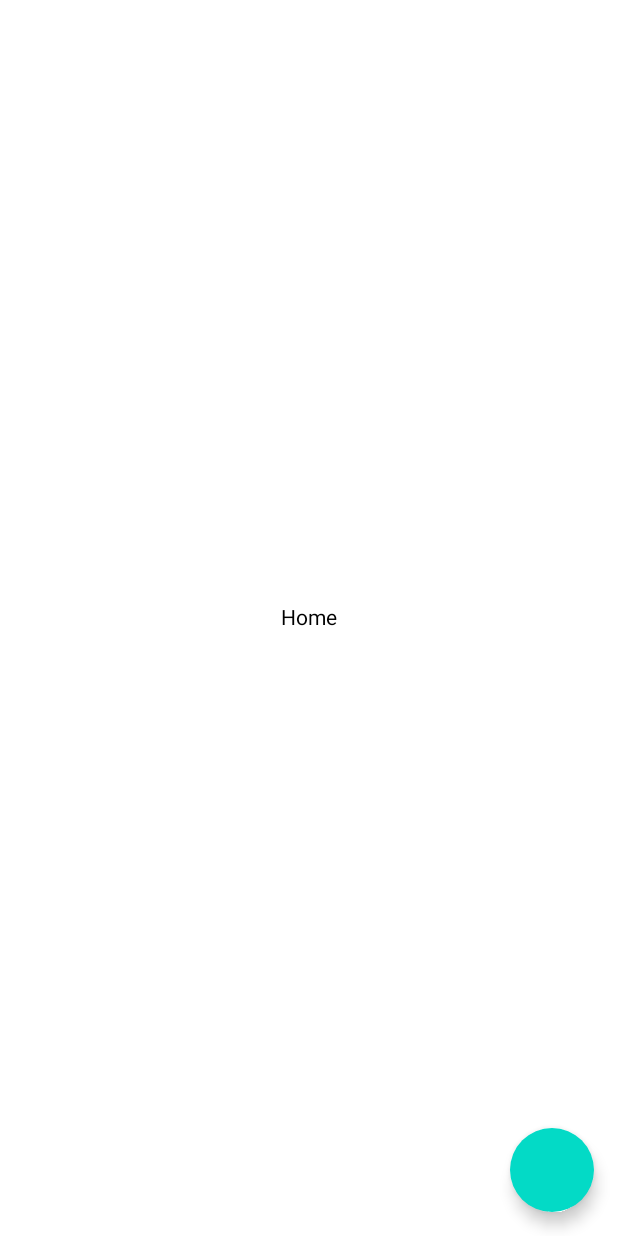
After one commit to BeeTrain/Rocketlab, an Android app built with Jetpack Compose: the composable HomeScreen shown on its own in the app's theme, on a phone screen of 412 x 824 dp. The commit adds this screen. Run offline under Robolectric (Android 15) with nearby library versions, the phone set to English and light mode, and no system bars; 3 statements that could not run were skipped.

Commit message:
#000008 added root component and few screens

```diff
--- a/buildSrc/src/main/kotlin/AppConfig.kt
+++ b/buildSrc/src/main/kotlin/AppConfig.kt
@@ -4,9 +4,9 @@ import org.gradle.api.JavaVersion
 object AppConfig {
     const val applicationId = "io.rocketlab"
 
-    const val compileSdkVersion = 32
+    const val compileSdkVersion = 33
     const val minSdkVersion = 26
-    const val targetSdkVersion = 32
+    const val targetSdkVersion = 33
 
     val javaVersion = JavaVersion.VERSION_11
 }
--- a/source/core/ui/build.gradle.kts
+++ b/source/core/ui/build.gradle.kts
@@ -1,3 +1,4 @@
+import AndroidDependencies.navigation
 import ComposeDependencies.compose
 import extension.setupCompose
 
@@ -9,4 +10,5 @@ setupCompose()
 
 dependencies {
     compose()
+    navigation()
 }
--- /dev/null
+++ b/source/core/ui/src/main/kotlin/io/rocketlab/home/presentation/HomeScreen.kt
@@ -0,0 +1,48 @@
+package io.rocketlab.home.presentation
+
+import androidx.compose.foundation.layout.Box
+import androidx.compose.foundation.layout.Spacer
+import androidx.compose.foundation.layout.fillMaxSize
+import androidx.compose.foundation.layout.navigationBarsPadding
+import androidx.compose.foundation.layout.padding
+import androidx.compose.foundation.layout.statusBarsPadding
+import androidx.compose.material.FloatingActionButton
+import androidx.compose.material.Scaffold
+import androidx.compose.material.Text
+import androidx.compose.runtime.Composable
+import androidx.compose.ui.Alignment
+import androidx.compose.ui.Modifier
+import io.rocketlab.ui.navigation.Destination
+
+@Composable
+fun HomeScreen(
+    navigateTo: (String) -> Unit
+) {
+    Scaffold(
+        topBar = { Spacer(modifier = Modifier.statusBarsPadding()) },
+        modifier = Modifier
+            .navigationBarsPadding(),
+        content = { paddingValues ->
+            Box(
+                modifier = Modifier
+                    .padding(paddingValues)
+                    .fillMaxSize()
+            ) {
+                Text(
+                    text = "Home",
+                    modifier = Modifier.align(Alignment.Center)
+                )
+            }
+        },
+        floatingActionButton = {
+            FloatingActionButton(
+                modifier = Modifier.navigationBarsPadding(),
+                onClick = {
+                    navigateTo(Destination.Notes.route)
+                },
+            ) {
+
+            }
+        }
+    )
+}
```
Also changed, not shown: buildSrc/src/main/kotlin/Dependencies.kt (+12 -1 lines), source/application/src/main/kotlin/io/rocketlab/app/presentation/view/AppActivity.kt (+2 -21 lines), source/core/ui/src/main/kotlin/io/rocketlab/home/presentation/NotesScreen.kt (added, +34 -0 lines), source/core/ui/src/main/kotlin/io/rocketlab/ui/navigation/Destination.kt (added, +8 -0 lines), source/core/ui/src/main/kotlin/io/rocketlab/ui/view/root/RootComponent.kt (added, +45 -0 lines).
